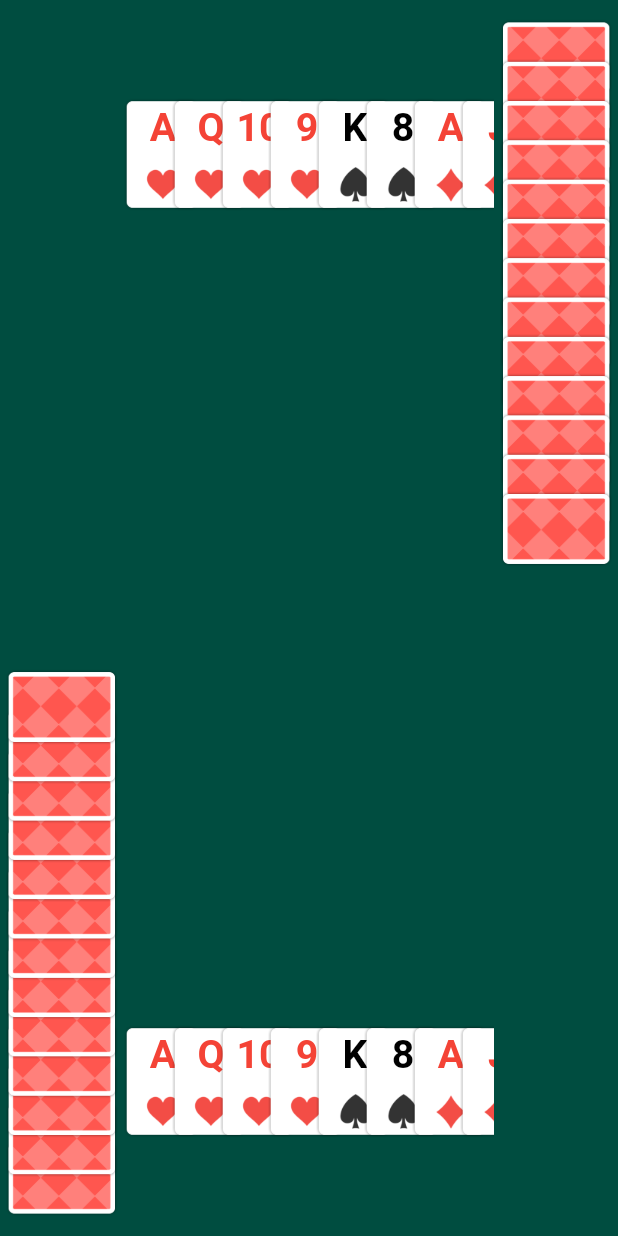
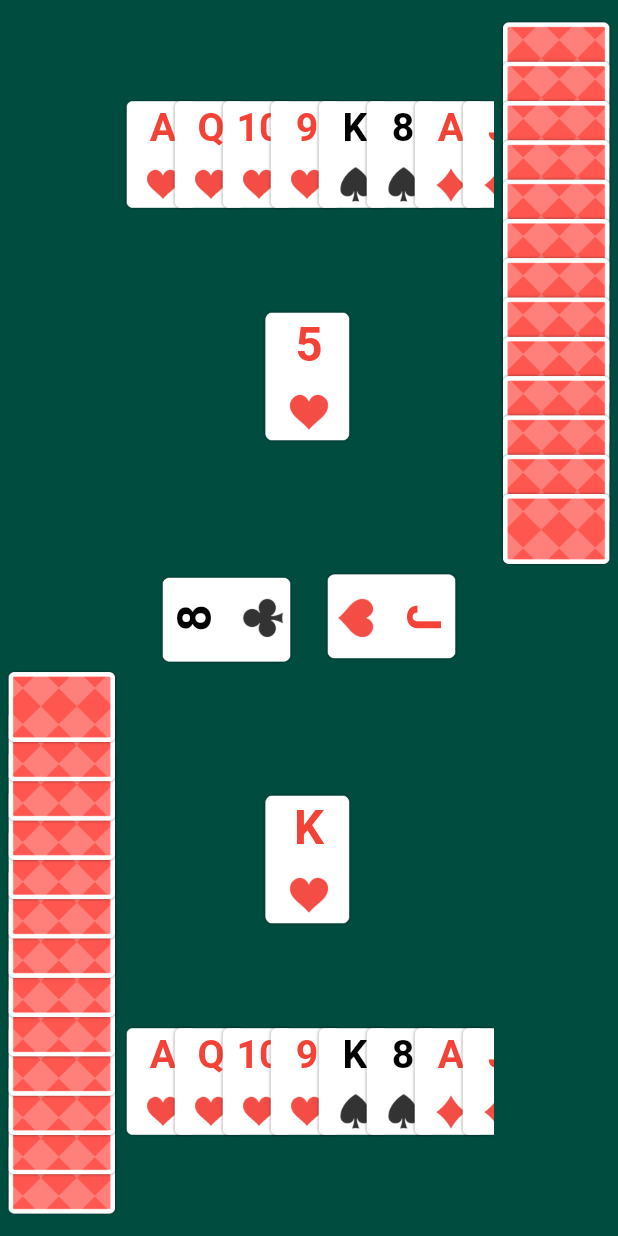
Before and after one commit to tuhin-tsm/auc_setu, a Flutter app: the screen it shows after launch, on a phone screen of 412 x 824 dp. Run offline on Flutter 3.47's test engine with Material 2 defaults, Android fonts, the phone set to English and light mode, and no system bars; our stand-ins replace fluttertoast.

Commit message:
feat: add play area widgets

```diff
--- a/lib/main.dart
+++ b/lib/main.dart
@@ -5,7 +5,7 @@ void main() {
   // debugPaintSizeEnabled = true;
 
   runApp(MaterialApp(
-    title: 'My app', // used by the OS task switcher
+    title: 'Auction Setu', // used by the OS task switcher
     home: SafeArea(
       child: Scaffold(body: PlayingTable()),
     ),
--- /dev/null
+++ b/lib/model/player.dart
@@ -0,0 +1 @@
+enum Player { North, East, South, West }
--- a/lib/screens/playing_table.dart
+++ b/lib/screens/playing_table.dart
@@ -4,6 +4,7 @@ import 'package:auc_setu/widgets/players/player_east.dart';
 import 'package:auc_setu/widgets/players/player_north.dart';
 import 'package:auc_setu/widgets/players/player_south.dart';
 import 'package:auc_setu/widgets/players/player_west.dart';
+import 'package:auc_setu/widgets/playing_table/play_area.dart';
 import 'package:flutter/material.dart';
 
 class PlayingTable extends StatefulWidget {
@@ -12,6 +13,8 @@ class PlayingTable extends StatefulWidget {
 }
 
 class _PlayingTableState extends State<PlayingTable> {
+  final double verticalCardHeight = 90.0;
+
   List<PCardModel> cards = [
     PCardModel(Heart.color, 'A', Heart.suit),
     PCardModel(Heart.color, 'Q', Heart.suit),
@@ -54,7 +57,12 @@ class _PlayingTableState extends State<PlayingTable> {
                 ),
                 Expanded(
                   flex: 2,
-                  child: Container(),
+                  child: Container(
+                      width: verticalCardHeight * 2 + 20,
+                      /* decoration: BoxDecoration(
+                        color: Colors.orange[200],
+                      ), */
+                      child: PlayArea(verticalCardHeight)),
                 ),
                 Expanded(
                   child: PlayerSouth(cards),
--- a/lib/widgets/cards/playing_card.dart
+++ b/lib/widgets/cards/hand_playing_card.dart
@@ -4,13 +4,13 @@ import 'package:fluttertoast/fluttertoast.dart';
 import 'package:auc_setu/widgets/cards/playing_card_visible.dart';
 import 'package:auc_setu/widgets/cards/playing_card_hidden.dart';
 
-class PlayingCard extends StatelessWidget {
+class HandPlayingCard extends StatelessWidget {
   final bool isDisabled;
   final bool isVisible;
   final String rank;
   final String suitName;
 
-  PlayingCard(this.rank, this.suitName,
+  HandPlayingCard(this.rank, this.suitName,
       {this.isDisabled = true, this.isVisible = false});
 
   @override
--- a/lib/widgets/playing_table/hand.dart
+++ b/lib/widgets/playing_table/hand.dart
@@ -1,5 +1,5 @@
 import 'package:auc_setu/model/card.dart';
-import 'package:auc_setu/widgets/cards/playing_card.dart';
+import 'package:auc_setu/widgets/cards/hand_playing_card.dart';
 import 'package:flutter/material.dart';
 
 class Hand extends StatelessWidget {
@@ -18,7 +18,7 @@ class Hand extends StatelessWidget {
       for (var i = 0; i < items.length; i++) {
         list.add(Positioned(
           left: indent * i,
-          child: PlayingCard(
+          child: HandPlayingCard(
             items[i].rank,
             items[i].suit,
             isDisabled: isDisabled,
--- /dev/null
+++ b/lib/widgets/playing_table/play_area.dart
@@ -0,0 +1,28 @@
+import 'package:auc_setu/model/card.dart';
+import 'package:auc_setu/model/player.dart';
+import 'package:auc_setu/model/suit.dart';
+import 'package:auc_setu/widgets/playing_table/play_area_card.dart';
+import 'package:flutter/material.dart';
+
+class PlayArea extends StatelessWidget {
+  final double verticalCardHeight;
+  PlayArea(this.verticalCardHeight);
+
+  // TODO: Make dynamic
+  final List<PCardModel> cards = [
+    PCardModel(Heart.color, 'J', Heart.suit),
+    PCardModel(Heart.color, '5', Heart.suit),
+    PCardModel(Club.color, '8', Club.suit),
+    PCardModel(Heart.color, 'K', Heart.suit),
+  ];
+
+  @override
+  Widget build(BuildContext context) {
+    return Stack(children: [
+      PlayAreaCard(cards[0], Player.East, verticalCardHeight),
+      PlayAreaCard(cards[1], Player.North, verticalCardHeight),
+      PlayAreaCard(cards[2], Player.West, verticalCardHeight),
+      PlayAreaCard(cards[3], Player.South, verticalCardHeight),
+    ]);
+  }
+}
--- /dev/null
+++ b/lib/widgets/playing_table/play_area_card.dart
@@ -0,0 +1,75 @@
+import 'package:auc_setu/model/card.dart';
+import 'package:auc_setu/widgets/cards/playing_card_visible.dart';
+import 'package:flutter/material.dart';
+import 'package:auc_setu/model/player.dart';
+
+class PlayAreaCard extends StatelessWidget {
+  final PCardModel card;
+  final Player player;
+  final double verticalCardHeight;
+
+  PlayAreaCard(this.card, this.player, this.verticalCardHeight);
+
+  @override
+  Widget build(BuildContext context) {
+    final verticalCardDimensions = PCardDimensions(verticalCardHeight);
+
+    switch (player) {
+      case Player.North:
+        return Align(
+            alignment: Alignment.topCenter,
+            child: Container(
+              height: verticalCardDimensions.height,
+              width: verticalCardDimensions.width,
+              child: PlayingCardVisible(
+                verticalCardDimensions.iconWidth,
+                card.rank,
+                card.suit,
+              ),
+            ));
+      case Player.East:
+        return Align(
+            alignment: Alignment.centerRight,
+            child: Container(
+              height: verticalCardDimensions.width,
+              width: verticalCardDimensions.height,
+              child: RotatedBox(
+                  quarterTurns: 1,
+                  child: PlayingCardVisible(
+                    verticalCardDimensions.iconWidth,
+                    card.rank,
+                    card.suit,
+                  )),
+            ));
+      case Player.West:
+        return Align(
+            alignment: Alignment.centerLeft,
+            child: Container(
+              height: verticalCardDimensions.width,
+              width: verticalCardDimensions.height,
+              child: RotatedBox(
+                  quarterTurns: 3,
+                  child: PlayingCardVisible(
+                    verticalCardDimensions.iconWidth,
+                    card.rank,
+                    card.suit,
+                  )),
+            ));
+
+      case Player.South:
+      default:
+        return Align(
+          alignment: Alignment.bottomCenter,
+          child: Container(
+            height: verticalCardDimensions.height,
+            width: verticalCardDimensions.width,
+            child: PlayingCardVisible(
+              verticalCardDimensions.iconWidth,
+              card.rank,
+              card.suit,
+            ),
+          ),
+        );
+    }
+  }
+}
```
